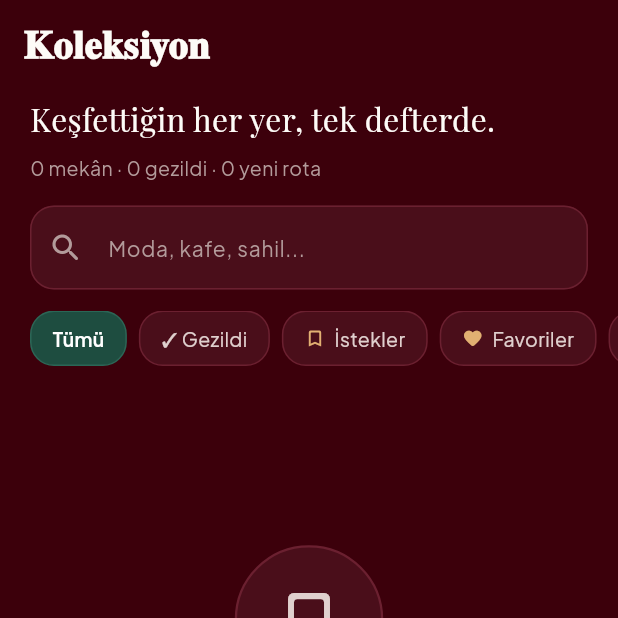
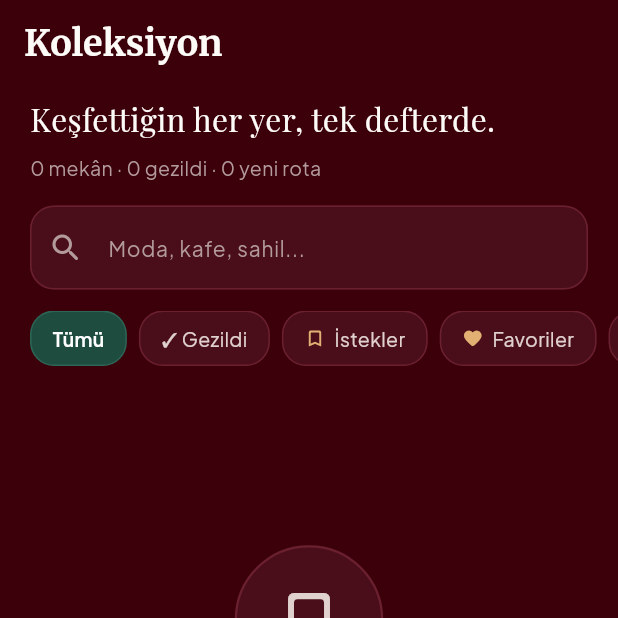
Before and after one commit to zehratuncer/MekanDefterim, a Flutter app: the PlacesListPage screen opened by its route, on a phone screen of 412 x 824 dp, the top half of it. Run offline on Flutter 3.47's test engine with Material 3 defaults, Android fonts, the phone set to English and light mode, and no system bars; our stand-ins replace drift, flutter_map, flutter_riverpod, geolocator, go_router, google_fonts and 2 more; accounts and stored records are empty; generated files the repository leaves out were written again.

Commit message:
fontlarda degisiklik yapildi

```diff
--- a/lib/features/places/presentation/pages/places_list_page.dart
+++ b/lib/features/places/presentation/pages/places_list_page.dart
@@ -34,9 +34,12 @@ class _PlacesListPageState extends ConsumerState<PlacesListPage> {
 
     return Scaffold(
       appBar: AppBar(
-        title: const Text(
-          '𝐊𝐨𝐥𝐞𝐤𝐬𝐢𝐲𝐨𝐧',
-          style: TextStyle(fontSize: 26),
+        title: Text(
+          'Koleksiyon',
+          style: GoogleFonts.merriweather(
+            fontSize: 24,
+            fontWeight: FontWeight.bold,
+          ),
         ),
       ),
       body: Column(
--- a/lib/features/wishlist/presentation/pages/wishlist_page.dart
+++ b/lib/features/wishlist/presentation/pages/wishlist_page.dart
@@ -38,7 +38,7 @@ class WishlistPage extends ConsumerWidget {
                 Text(
                   'Bir sonraki durağımız ne olsun?',
                   style: GoogleFonts.playfairDisplay(
-                    fontSize: 21,
+                    fontSize: 20,
                     fontWeight: FontWeight.w400,
                     color: AppColors.textPrimary,
                   ),
```
Also changed, not shown: pubspec.lock.
